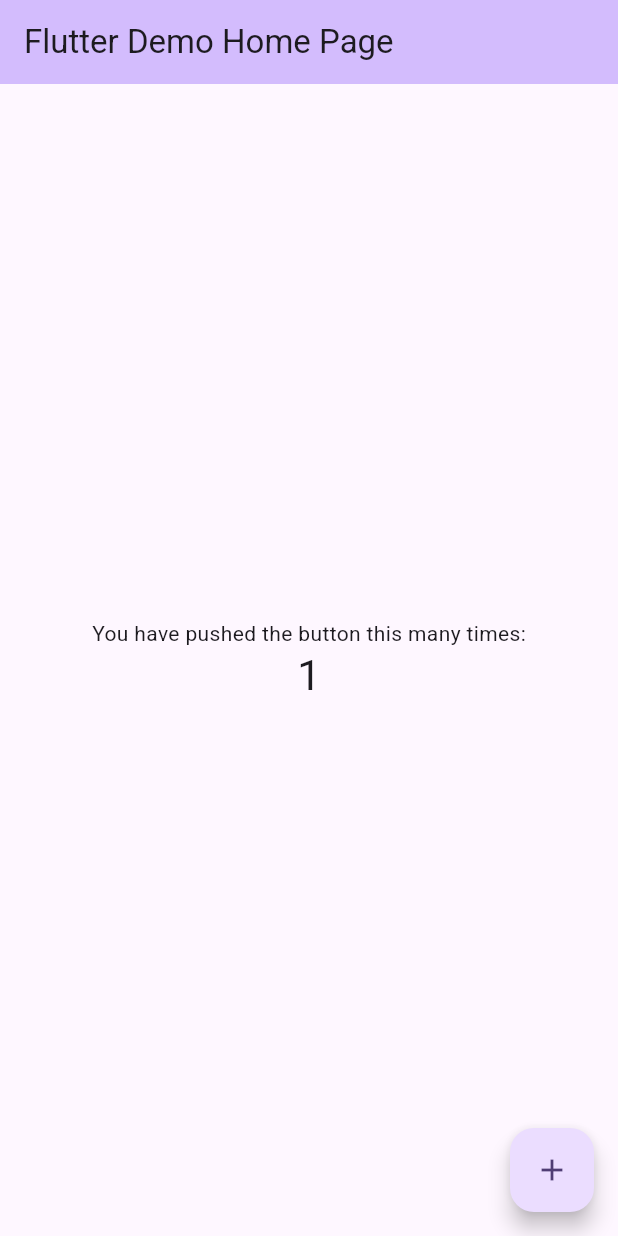
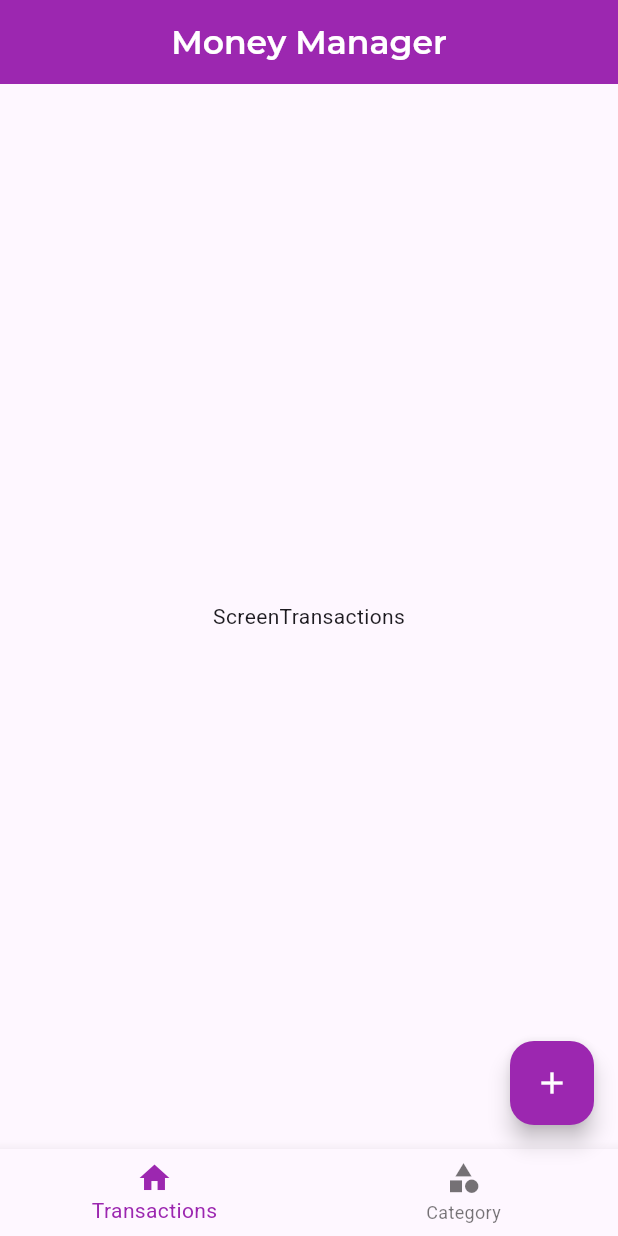
Before and after one commit to Ananduudayan180/Money-Manager-App, a Flutter app: the screen it shows after launch, after a tap on the "add" icon, on a phone screen of 412 x 824 dp. Run offline on Flutter 3.47's test engine with Material 3 defaults, Android fonts, the phone set to English and light mode, and no system bars.

Commit message:
feat: implement screen home UI

```diff
--- /dev/null
+++ b/lib/Screens/category/screen_categotry.dart
@@ -0,0 +1,12 @@
+import 'package:flutter/material.dart';
+
+class ScreenCategotry extends StatelessWidget {
+  const ScreenCategotry({super.key});
+
+  @override
+  Widget build(BuildContext context) {
+    return Center(
+      child: Text('ScreenCategory', style: TextStyle(fontFamily: 'Roboto')),
+    );
+  }
+}
--- /dev/null
+++ b/lib/Screens/home/screen_home.dart
@@ -0,0 +1,42 @@
+import 'package:flutter/material.dart';
+import 'package:money_manager_app/Screens/category/screen_categotry.dart';
+import 'package:money_manager_app/Screens/home/widgets/bottom_navigation_bar.dart';
+import 'package:money_manager_app/Screens/transactions/screen_transactions.dart';
+
+class ScreenHome extends StatelessWidget {
+  ScreenHome({super.key});
+
+  static ValueNotifier<int> newIndexNotifier = ValueNotifier(0);
+  final pages = [ScreenTransactions(), ScreenCategotry()];
+  @override
+  Widget build(BuildContext context) {
+    return Scaffold(
+      appBar: AppBar(
+        title: Text(
+          'Money Manager',
+          style: TextStyle(color: Colors.white, fontFamily: 'Montserrat'),
+        ),
+        centerTitle: true,
+        backgroundColor: Colors.purple,
+      ),
+      floatingActionButton: FloatingActionButton(
+        backgroundColor: Colors.purple,
+        onPressed: () {
+          if (newIndexNotifier.value == 0) {
+            print('ScreenTransactions');
+          } else {
+            print('ScreenCategory');
+          }
+        },
+        child: Icon(Icons.add, color: Colors.white),
+      ),
+      bottomNavigationBar: MoneyManagerBottomNavigation(),
+      body: ValueListenableBuilder(
+        valueListenable: newIndexNotifier,
+        builder: (BuildContext context, int newIndex, child) {
+          return pages[newIndex];
+        },
+      ),
+    );
+  }
+}
--- /dev/null
+++ b/lib/Screens/home/widgets/bottom_navigation_bar.dart
@@ -0,0 +1,33 @@
+import 'package:flutter/material.dart';
+import 'package:money_manager_app/Screens/home/screen_home.dart';
+
+class MoneyManagerBottomNavigation extends StatelessWidget {
+  const MoneyManagerBottomNavigation({super.key});
+
+  @override
+  Widget build(BuildContext context) {
+    return ValueListenableBuilder(
+      valueListenable: ScreenHome.newIndexNotifier,
+      builder: (BuildContext context, int newIndex, child) {
+        return BottomNavigationBar(
+          selectedItemColor: Colors.purple,
+
+          currentIndex: newIndex,
+          onTap: (index) {
+            ScreenHome.newIndexNotifier.value = index;
+          },
+          items: [
+            BottomNavigationBarItem(
+              icon: Icon(Icons.home),
+              label: 'Transactions',
+            ),
+            BottomNavigationBarItem(
+              icon: Icon(Icons.category),
+              label: 'Category',
+            ),
+          ],
+        );
+      },
+    );
+  }
+}
--- /dev/null
+++ b/lib/Screens/transactions/screen_transactions.dart
@@ -0,0 +1,12 @@
+import 'package:flutter/material.dart';
+
+class ScreenTransactions extends StatelessWidget {
+  const ScreenTransactions({super.key});
+
+  @override
+  Widget build(BuildContext context) {
+    return Center(
+      child: Text('ScreenTransactions', style: TextStyle(fontFamily: 'Roboto')),
+    );
+  }
+}
--- a/lib/main.dart
+++ b/lib/main.dart
@@ -1,122 +1,20 @@
 import 'package:flutter/material.dart';
+import 'package:money_manager_app/Screens/home/screen_home.dart';
 
-void main() {
-  runApp(const MyApp());
+void main(List<String> args) {
+  runApp(MyApp());
 }
 
 class MyApp extends StatelessWidget {
   const MyApp({super.key});
 
-  // This widget is the root of your application.
   @override
   Widget build(BuildContext context) {
     return MaterialApp(
-      title: 'Flutter Demo',
-      theme: ThemeData(
-        // This is the theme of your application.
-        //
-        // TRY THIS: Try running your application with "flutter run". You'll see
-        // the application has a purple toolbar. Then, without quitting the app,
-        // try changing the seedColor in the colorScheme below to Colors.green
-        // and then invoke "hot reload" (save your changes or press the "hot
-        // reload" button in a Flutter-supported IDE, or press "r" if you used
-        // the command line to start the app).
-        //
-        // Notice that the counter didn't reset back to zero; the application
-        // state is not lost during the reload. To reset the state, use hot
-        // restart instead.
-        //
-        // This works for code too, not just values: Most code changes can be
-        // tested with just a hot reload.
-        colorScheme: ColorScheme.fromSeed(seedColor: Colors.deepPurple),
-      ),
-      home: const MyHomePage(title: 'Flutter Demo Home Page'),
+      debugShowCheckedModeBanner: false,
+      title: 'Money Manager',
+      theme: ThemeData(primarySwatch: Colors.purple),
+      home: ScreenHome(),
     );
   }
 }
-
-class MyHomePage extends StatefulWidget {
-  const MyHomePage({super.key, required this.title});
-
-  // This widget is the home page of your application. It is stateful, meaning
-  // that it has a State object (defined below) that contains fields that affect
-  // how it looks.
-
-  // This class is the configuration for the state. It holds the values (in this
-  // case the title) provided by the parent (in this case the App widget) and
-  // used by the build method of the State. Fields in a Widget subclass are
-  // always marked "final".
-
-  final String title;
-
-  @override
-  State<MyHomePage> createState() => _MyHomePageState();
-}
-
-class _MyHomePageState extends State<MyHomePage> {
-  int _counter = 0;
-
-  void _incrementCounter() {
-    setState(() {
-      // This call to setState tells the Flutter framework that something has
-      // changed in this State, which causes it to rerun the build method below
-      // so that the display can reflect the updated values. If we changed
-      // _counter without calling setState(), then the build method would not be
-      // called again, and so nothing would appear to happen.
-      _counter++;
-    });
-  }
-
-  @override
-  Widget build(BuildContext context) {
-    // This method is rerun every time setState is called, for instance as done
-    // by the _incrementCounter method above.
-    //
-    // The Flutter framework has been optimized to make rerunning build methods
-    // fast, so that you can just rebuild anything that needs updating rather
-    // than having to individually change instances of widgets.
-    return Scaffold(
-      appBar: AppBar(
-        // TRY THIS: Try changing the color here to a specific color (to
-        // Colors.amber, perhaps?) and trigger a hot reload to see the AppBar
-        // change color while the other colors stay the same.
-        backgroundColor: Theme.of(context).colorScheme.inversePrimary,
-        // Here we take the value from the MyHomePage object that was created by
-        // the App.build method, and use it to set our appbar title.
-        title: Text(widget.title),
-      ),
-      body: Center(
-        // Center is a layout widget. It takes a single child and positions it
-        // in the middle of the parent.
-        child: Column(
-          // Column is also a layout widget. It takes a list of children and
-          // arranges them vertically. By default, it sizes itself to fit its
-          // children horizontally, and tries to be as tall as its parent.
-          //
-          // Column has various properties to control how it sizes itself and
-          // how it positions its children. Here we use mainAxisAlignment to
-          // center the children vertically; the main axis here is the vertical
-          // axis because Columns are vertical (the cross axis would be
-          // horizontal).
-          //
-          // TRY THIS: Invoke "debug painting" (choose the "Toggle Debug Paint"
-          // action in the IDE, or press "p" in the console), to see the
-          // wireframe for each widget.
-          mainAxisAlignment: MainAxisAlignment.center,
-          children: <Widget>[
-            const Text('You have pushed the button this many times:'),
-            Text(
-              '$_counter',
-              style: Theme.of(context).textTheme.headlineMedium,
-            ),
-          ],
-        ),
-      ),
-      floatingActionButton: FloatingActionButton(
-        onPressed: _incrementCounter,
-        tooltip: 'Increment',
-        child: const Icon(Icons.add),
-      ), // This trailing comma makes auto-formatting nicer for build methods.
-    );
-  }
-}
```
